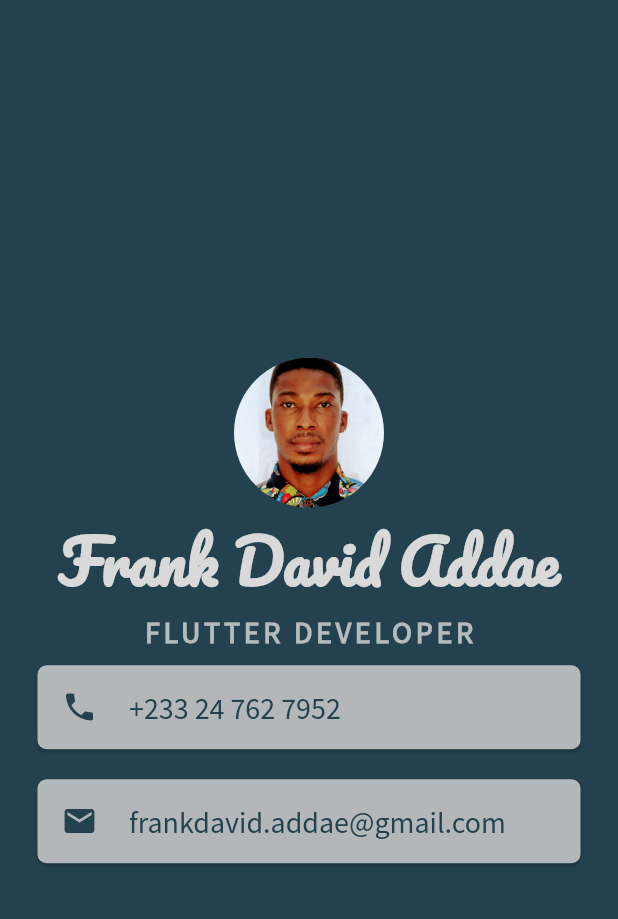
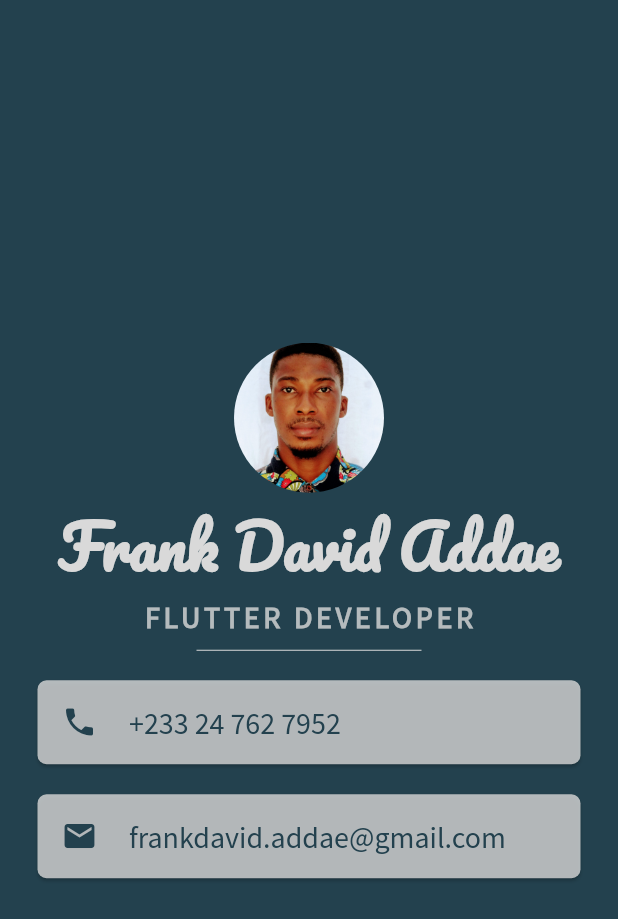
Before and after one commit to frankdavid-addae/biz_card, a Flutter app: the screen it shows after launch, on a phone screen of 412 x 824 dp. Shown: the top 919 px of the screen. Run offline on Flutter 3.47's test engine with Material 2 defaults, Android fonts, the phone set to English and light mode, and no system bars.

Commit message:
added the divider widget

```diff
--- a/lib/main.dart
+++ b/lib/main.dart
@@ -46,6 +46,13 @@ class BizCardApp extends StatelessWidget {
                   fontSize: 20.0,
                   fontWeight: FontWeight.bold,
                   fontFamily: 'SourceSansPro-Regular',
+                ),
+              ),
+              SizedBox(
+                height: 20.0,
+                width: 150.0,
+                child: Divider(
+                  color: kGreyColor,
                 ),
               ),
               ContactCard(icon: Icons.phone, text: '+233 24 762 7952'),
```
